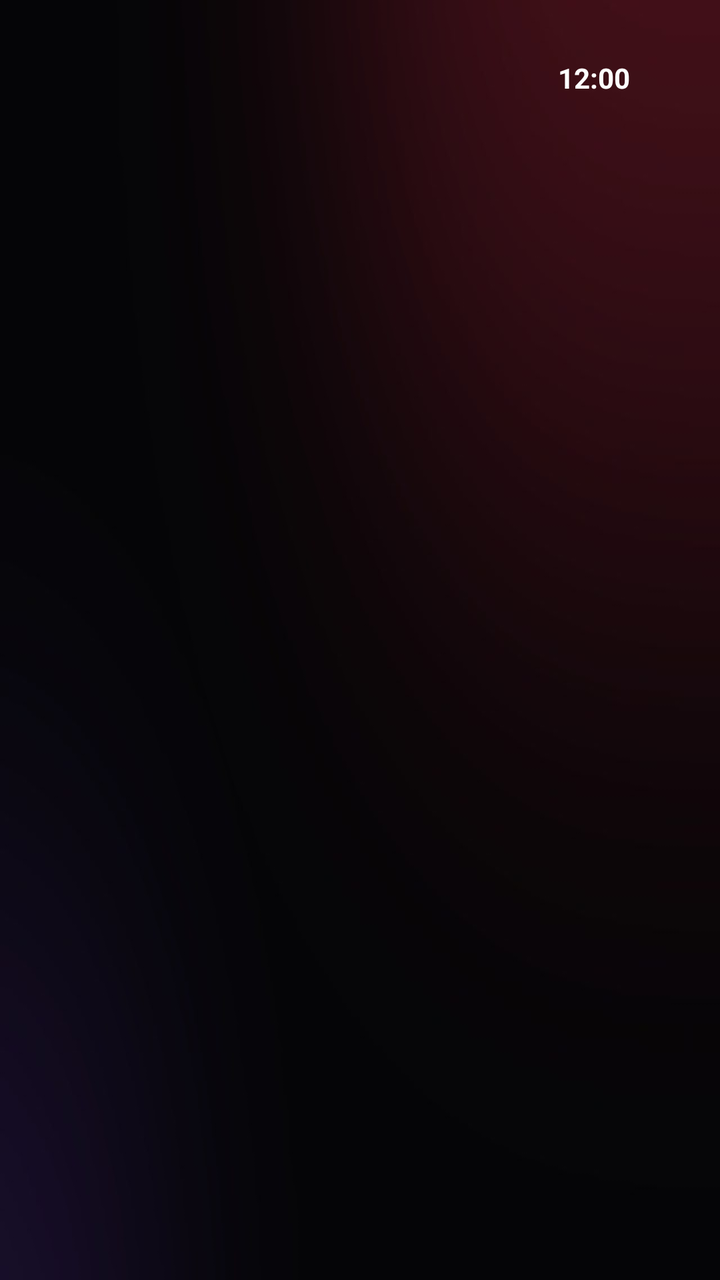
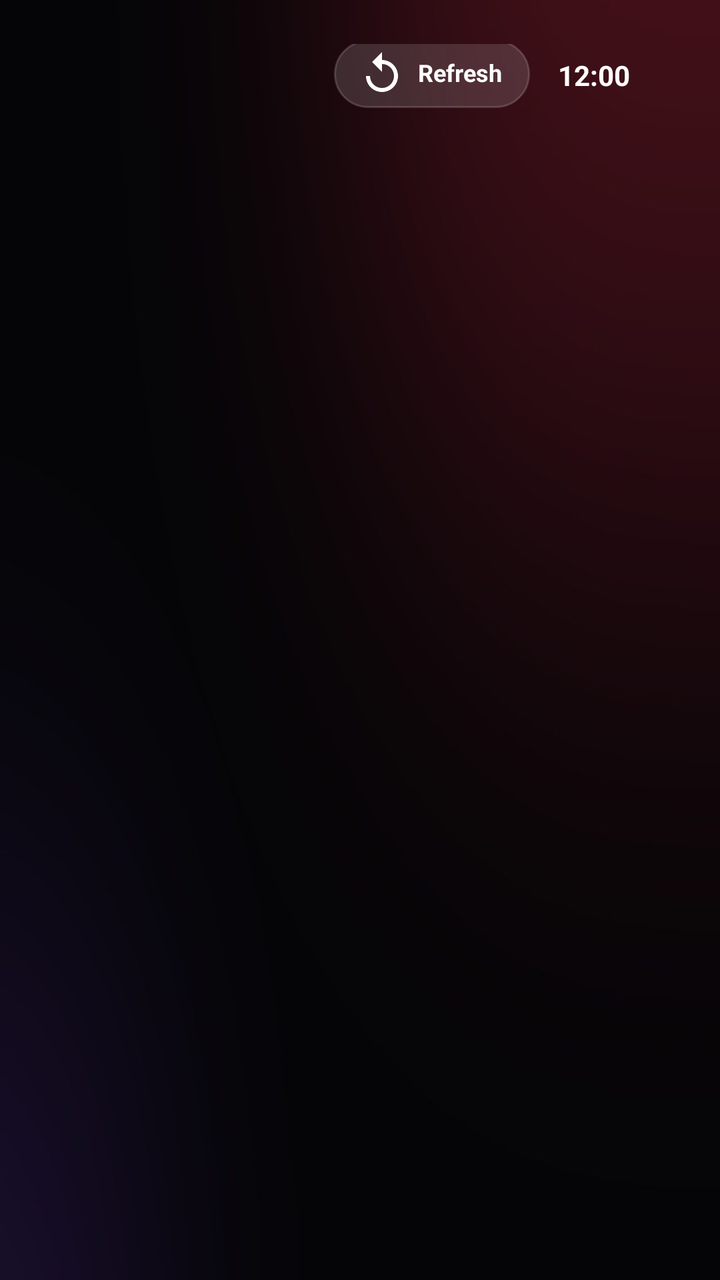

An Android layout rendered at two revisions. The XML below is the earlier revision; the diff shows what the commit changed to produce the second picture.
<!-- AndroidManifest.xml: application theme Theme.RCTV -->
<!-- res/layout/activity_browse.xml -->
<?xml version="1.0" encoding="utf-8"?>
<FrameLayout xmlns:android="http://schemas.android.com/apk/res/android" android:layout_width="match_parent" android:layout_height="match_parent" android:background="@drawable/bg_app">
    <LinearLayout android:layout_width="match_parent" android:layout_height="wrap_content" android:layout_marginStart="45dp" android:layout_marginEnd="45dp"
        android:layout_marginTop="22dp" android:gravity="bottom" android:orientation="horizontal">
        <TextView android:id="@+id/title" style="@style/T.B" android:layout_width="wrap_content" android:layout_height="wrap_content" android:textSize="24sp"/>
        <TextView android:id="@+id/sub" style="@style/T.Sub" android:layout_width="0dp" android:layout_weight="1" android:layout_height="wrap_content"
            android:layout_marginStart="12dp" android:layout_marginBottom="3dp" android:textSize="12sp" android:maxLines="1"/>
        <TextClock style="@style/T.B" android:layout_width="wrap_content" android:layout_height="wrap_content" android:format12Hour="h:mm" android:format24Hour="HH:mm" android:textSize="14sp"/>
    </LinearLayout>
    <LinearLayout android:layout_width="match_parent" android:layout_height="match_parent" android:layout_marginTop="62dp" android:orientation="vertical">
        <EditText android:id="@+id/search" style="@style/T" android:layout_width="match_parent" android:layout_height="40dp" android:layout_marginStart="45dp"
            android:layout_marginEnd="45dp" android:layout_marginBottom="6dp" android:background="@drawable/edit_bg" android:drawableStart="@drawable/ic_search"
            android:drawablePadding="10dp" android:hint="Naam likho… (movie, gaana, #tag)" android:textColorHint="#80FFFFFF" android:imeOptions="actionSearch"
            android:inputType="text" android:maxLines="1" android:paddingStart="14dp" android:paddingEnd="14dp" android:textSize="15sp" android:visibility="gone"/>
        <FrameLayout android:layout_width="match_parent" android:layout_height="match_parent">
            <androidx.recyclerview.widget.RecyclerView android:id="@+id/grid" android:layout_width="match_parent" android:layout_height="match_parent"
                android:clipToPadding="false" android:paddingStart="36dp" android:paddingEnd="36dp" android:paddingTop="6dp" android:paddingBottom="24dp"/>
            <TextView android:id="@+id/empty" style="@style/T.Sub" android:layout_width="match_parent" android:layout_height="wrap_content" android:layout_gravity="center"
                android:gravity="center" android:paddingStart="80dp" android:paddingEnd="80dp" android:textSize="14sp" android:visibility="gone"/>
        </FrameLayout>
    </LinearLayout>
</FrameLayout>
<!-- resources referenced by this layout -->
<resources>
  <!-- drawable bg_app: jpg bitmap (drawable-nodpi, 18843 bytes) -->
  <!-- drawable edit_bg (drawable) -->
  <?xml version="1.0" encoding="utf-8"?>
  <selector xmlns:android="http://schemas.android.com/apk/res/android"><item android:state_focused="true"><shape><solid android:color="#24FFFFFF"/><stroke android:width="2dp" android:color="#FFFA2D48"/><corners android:radius="12dp"/></shape></item><item><shape><solid android:color="#14FFFFFF"/><stroke android:width="1dp" android:color="#29FFFFFF"/><corners android:radius="12dp"/></shape></item></selector>
  <!-- drawable ic_search (drawable) -->
  <vector xmlns:android="http://schemas.android.com/apk/res/android" android:width="24dp" android:height="24dp" android:viewportWidth="24" android:viewportHeight="24"><path android:fillColor="#FFFFFFFF" android:pathData="M15.5,14h-0.79l-0.28,-0.27C15.41,12.59 16,11.11 16,9.5 16,5.91 13.09,3 9.5,3S3,5.91 3,9.5 5.91,16 9.5,16c1.61,0 3.09,-0.59 4.23,-1.57l0.27,0.28v0.79l5,4.99L20.49,19l-4.99,-5zM9.5,14C7.01,14 5,11.99 5,9.5S7.01,5 9.5,5 14,7.01 14,9.5 11.99,14 9.5,14z"/></vector>
  <style name="T"><item name="android:textColor">#FFFFFFFF</item><item name="android:includeFontPadding">false</item></style>
  <style name="T.B"><item name="android:textStyle">bold</item></style>
  <style name="T.Sub"><item name="android:textColor">@color/sub</item></style>
  <style name="Theme.RCTV" parent="android:Theme.Material.NoActionBar.Fullscreen">
    <item name="android:windowBackground">@drawable/bg_app</item>
    <item name="android:colorAccent">@color/acc</item>
    <item name="android:colorPrimary">@color/acc</item>
    <item name="android:textColor">#FFFFFFFF</item>
    <item name="android:windowContentOverlay">@null</item>
    <item name="android:windowNoTitle">true</item>
  </style>
  <color name="sub">#FFA1A1A8</color>
  <color name="acc">#FFFA2D48</color>
</resources>

<!-- the commit's change to res/layout/activity_browse.xml (unified diff, before → after) -->
@@ -5,6 +5,10 @@
         <TextView android:id="@+id/title" style="@style/T.B" android:layout_width="wrap_content" android:layout_height="wrap_content" android:textSize="24sp"/>
         <TextView android:id="@+id/sub" style="@style/T.Sub" android:layout_width="0dp" android:layout_weight="1" android:layout_height="wrap_content"
             android:layout_marginStart="12dp" android:layout_marginBottom="3dp" android:textSize="12sp" android:maxLines="1"/>
+        <TextView android:id="@+id/chipRefresh" style="@style/T.B" android:layout_width="wrap_content" android:layout_height="wrap_content"
+            android:layout_marginEnd="14dp" android:layout_marginBottom="2dp" android:background="@drawable/chip_bg" android:drawableStart="@drawable/ic_restart"
+            android:drawablePadding="6dp" android:paddingStart="12dp" android:paddingEnd="14dp" android:paddingTop="5dp" android:paddingBottom="5dp"
+            android:gravity="center_vertical" android:text="Refresh" android:textSize="12sp" android:focusable="true" android:clickable="true"/>
         <TextClock style="@style/T.B" android:layout_width="wrap_content" android:layout_height="wrap_content" android:format12Hour="h:mm" android:format24Hour="HH:mm" android:textSize="14sp"/>
     </LinearLayout>
     <LinearLayout android:layout_width="match_parent" android:layout_height="match_parent" android:layout_marginTop="62dp" android:orientation="vertical">
<!-- resource entries referenced after the edit -->
@@ -1,9 +1,14 @@
 <!-- resources referenced by this layout -->
 <resources>
   <!-- drawable bg_app: jpg bitmap (drawable-nodpi, 18843 bytes) -->
+  <!-- drawable chip_bg (drawable) -->
+  <?xml version="1.0" encoding="utf-8"?>
+  <selector xmlns:android="http://schemas.android.com/apk/res/android"><item android:state_focused="true"><shape><solid android:color="#FFFA2D48"/><stroke android:width="2dp" android:color="#FFFFFFFF"/><corners android:radius="999dp"/></shape></item><item><shape><solid android:color="#24FFFFFF"/><stroke android:width="1dp" android:color="#29FFFFFF"/><corners android:radius="999dp"/></shape></item></selector>
   <!-- drawable edit_bg (drawable) -->
   <?xml version="1.0" encoding="utf-8"?>
   <selector xmlns:android="http://schemas.android.com/apk/res/android"><item android:state_focused="true"><shape><solid android:color="#24FFFFFF"/><stroke android:width="2dp" android:color="#FFFA2D48"/><corners android:radius="12dp"/></shape></item><item><shape><solid android:color="#14FFFFFF"/><stroke android:width="1dp" android:color="#29FFFFFF"/><corners android:radius="12dp"/></shape></item></selector>
+  <!-- drawable ic_restart (drawable) -->
+  <vector xmlns:android="http://schemas.android.com/apk/res/android" android:width="24dp" android:height="24dp" android:viewportWidth="24" android:viewportHeight="24"><path android:fillColor="#FFFFFFFF" android:pathData="M12,5V1L7,6l5,5V7c3.31,0 6,2.69 6,6s-2.69,6 -6,6 -6,-2.69 -6,-6H4c0,4.42 3.58,8 8,8s8,-3.58 8,-8 -3.58,-8 -8,-8z"/></vector>
   <!-- drawable ic_search (drawable) -->
   <vector xmlns:android="http://schemas.android.com/apk/res/android" android:width="24dp" android:height="24dp" android:viewportWidth="24" android:viewportHeight="24"><path android:fillColor="#FFFFFFFF" android:pathData="M15.5,14h-0.79l-0.28,-0.27C15.41,12.59 16,11.11 16,9.5 16,5.91 13.09,3 9.5,3S3,5.91 3,9.5 5.91,16 9.5,16c1.61,0 3.09,-0.59 4.23,-1.57l0.27,0.28v0.79l5,4.99L20.49,19l-4.99,-5zM9.5,14C7.01,14 5,11.99 5,9.5S7.01,5 9.5,5 14,7.01 14,9.5 11.99,14 9.5,14z"/></vector>
   <style name="T"><item name="android:textColor">#FFFFFFFF</item><item name="android:includeFontPadding">false</item></style>
